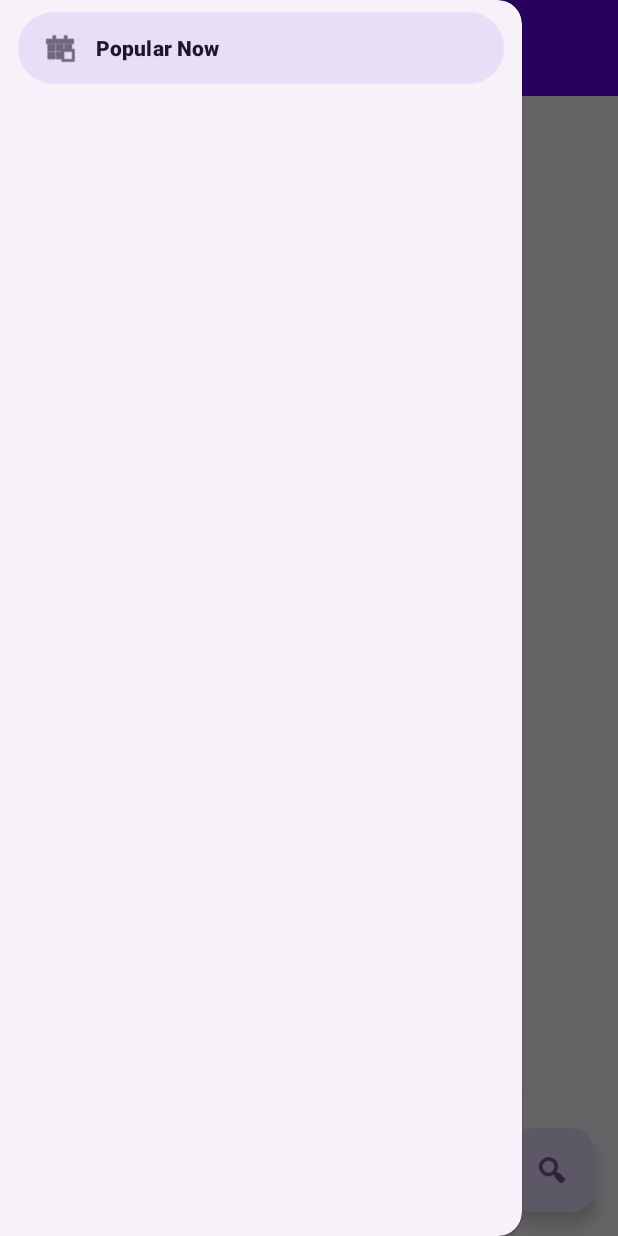
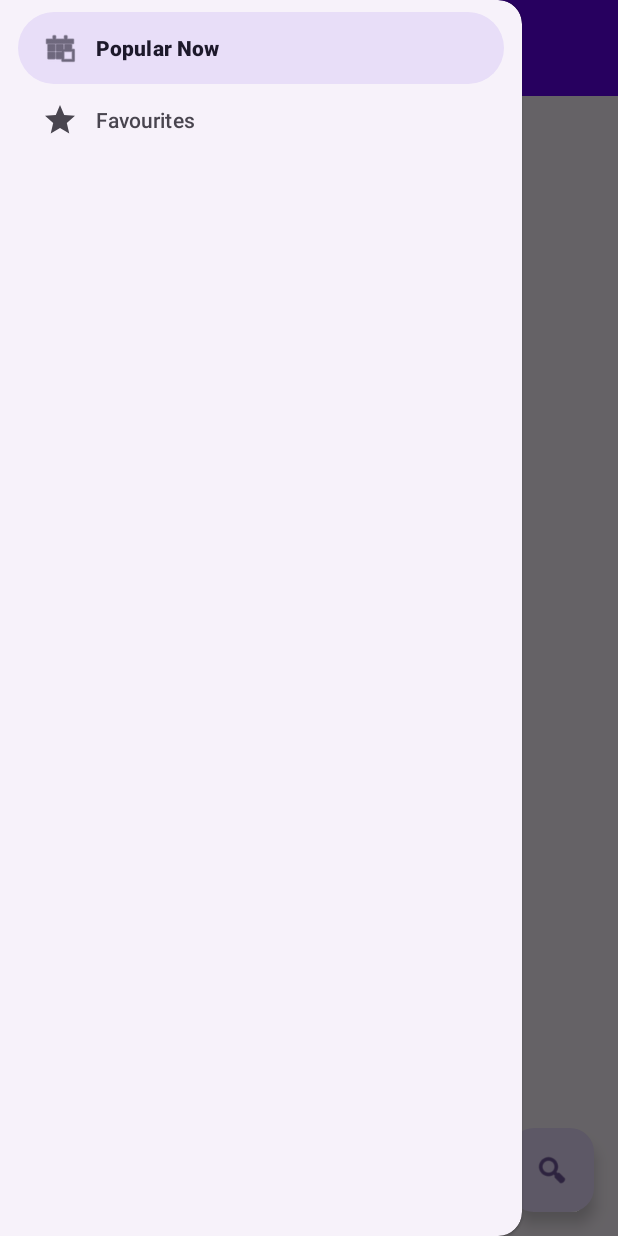
Before and after one commit to JuanVallejo96/AniRecord, an Android app: the screen it shows after launch (MainActivity), with the side drawer open, on a phone screen of 412 x 824 dp. Run offline under Robolectric (Android 15) with nearby library versions, the phone set to English and light mode, and no system bars; our stand-ins replace Dagger/Hilt's generated code, Picasso, navigation-ui; pictures from the network do not load; 1 statement that could not run was skipped.

Commit message:
Add favourites list

```diff
--- a/app/src/main/java/com/example/anirecord/data/entity/ShowEntity.kt
+++ b/app/src/main/java/com/example/anirecord/data/entity/ShowEntity.kt
@@ -10,6 +10,6 @@ data class ShowEntity(
     val showId: Int,
     val name: String,
     val cover: String,
-    val progress: Int,
-    val isFavourite: Boolean,
+    var progress: Int,
+    var isFavourite: Boolean,
 )
--- a/app/src/main/java/com/example/anirecord/domain/model/ShowDetailModel.kt
+++ b/app/src/main/java/com/example/anirecord/domain/model/ShowDetailModel.kt
@@ -16,7 +16,8 @@ data class ShowDetailModel(
     val year: Int?,
     val nextEpisode: ShowDetailQuery.NextAiringEpisode?,
     val characters: List<CharacterConnectionModel>,
-    val staff: List<ShowStaffListItemModel>
+    val staff: List<ShowStaffListItemModel>,
+    var isFavourite: Boolean = false,
 ) {
     val ratingString: String
         get() = (this.averageScore?.let { (it / 10).toString() } ?: "??") + " / 10"
--- a/app/src/main/java/com/example/anirecord/domain/repository/ShowRepository.kt
+++ b/app/src/main/java/com/example/anirecord/domain/repository/ShowRepository.kt
@@ -1,19 +1,24 @@
 package com.example.anirecord.domain.repository
 
+import androidx.lifecycle.LiveData
 import com.example.anirecord.domain.model.ShowDetailModel
 import com.example.anirecord.domain.model.ShowListItemModel
 import com.example.anirecord.graphql.type.MediaSeason
 
 interface ShowRepository {
+    suspend fun findById(id: Int): ShowDetailModel
+
     suspend fun getPopularOnSeason(
         year: Int,
         season: MediaSeason,
         page: Int,
     ): Pair<List<ShowListItemModel>, Boolean>?
 
-    suspend fun getShowById(id: Int): ShowDetailModel
+    fun getFavourites(): LiveData<List<ShowListItemModel>>
 
-    suspend fun getSearch(
+    suspend fun toggleFavourite(id: Int)
+
+    suspend fun searchByQuery(
         query: String,
         page: Int
     ): Pair<List<ShowListItemModel>, Boolean>?
--- a/app/src/main/java/com/example/anirecord/domain/usecase/GetShowDetailUseCase.kt
+++ b/app/src/main/java/com/example/anirecord/domain/usecase/GetShowDetailUseCase.kt
@@ -12,6 +12,6 @@ class GetShowDetailUseCaseImpl @Inject constructor(
     private val showRepository: ShowRepository
 ) : GetShowDetailUseCase {
     override suspend fun invoke(id: Int): ShowDetailModel {
-        return showRepository.getShowById(id)
+        return showRepository.findById(id)
     }
 }
--- a/app/src/main/java/com/example/anirecord/domain/usecase/SearchByNameUseCase.kt
+++ b/app/src/main/java/com/example/anirecord/domain/usecase/SearchByNameUseCase.kt
@@ -19,5 +19,5 @@ class SearchByNameUseCaseImpl @Inject constructor(
         query: String,
         page: Int,
     ): Pair<List<ShowListItemModel>, Boolean>? =
-        showRepository.getSearch(query, page)
+        showRepository.searchByQuery(query, page)
 }
--- a/app/src/main/java/com/example/anirecord/ui/home/SeriesListAdapter.kt
+++ b/app/src/main/java/com/example/anirecord/ui/adapters/SeriesListAdapter.kt
@@ -1,4 +1,4 @@
-package com.example.anirecord.ui.home
+package com.example.anirecord.ui.adapters
 
 import android.annotation.SuppressLint
 import android.view.LayoutInflater
@@ -13,7 +13,7 @@ class SeriesListAdapter(private val clickHandler: SeriesClickHandler) :
     private val items = mutableListOf<ShowListItemModel>()
 
     interface SeriesClickHandler {
-        fun onClick(show: ShowListItemModel)
+        fun onShowClick(show: ShowListItemModel)
     }
 
     class SeriesViewHolder(
@@ -22,7 +22,7 @@ class SeriesListAdapter(private val clickHandler: SeriesClickHandler) :
     ) : RecyclerView.ViewHolder(binding.root) {
         fun bind(item: ShowListItemModel) {
             binding.root.setOnClickListener {
-                clickHandler.onClick(item)
+                clickHandler.onShowClick(item)
             }
             binding.seriesTitle.text = item.name ?: "Unknown"
             Picasso.get().load(item.cover).into(binding.seriesCover)
--- a/app/src/main/java/com/example/anirecord/ui/home/HomeFragment.kt
+++ b/app/src/main/java/com/example/anirecord/ui/home/HomeFragment.kt
@@ -10,6 +10,7 @@ import androidx.navigation.fragment.findNavController
 import androidx.recyclerview.widget.LinearLayoutManager
 import com.example.anirecord.databinding.FragmentHomeBinding
 import com.example.anirecord.domain.model.ShowListItemModel
+import com.example.anirecord.ui.adapters.SeriesListAdapter
 import com.example.anirecord.ui.utils.InfiniteScrollListener
 import dagger.hilt.android.AndroidEntryPoint
 
@@ -43,7 +44,7 @@ class HomeFragment : Fragment(), SeriesListAdapter.SeriesClickHandler {
         return binding.root
     }
 
-    override fun onClick(show: ShowListItemModel) {
+    override fun onShowClick(show: ShowListItemModel) {
         findNavController().navigate(HomeFragmentDirections.navToDetail(show.id))
     }
 
--- a/app/src/main/java/com/example/anirecord/ui/search/SearchFragment.kt
+++ b/app/src/main/java/com/example/anirecord/ui/search/SearchFragment.kt
@@ -18,7 +18,7 @@ import androidx.recyclerview.widget.LinearLayoutManager
 import com.example.anirecord.R
 import com.example.anirecord.databinding.FragmentSearchBinding
 import com.example.anirecord.domain.model.ShowListItemModel
-import com.example.anirecord.ui.home.SeriesListAdapter
+import com.example.anirecord.ui.adapters.SeriesListAdapter
 import com.example.anirecord.ui.utils.InfiniteScrollListener
 import com.example.anirecord.ui.utils.Utils
 import dagger.hilt.android.AndroidEntryPoint
@@ -89,7 +89,7 @@ class SearchFragment : Fragment(), SeriesListAdapter.SeriesClickHandler {
         return binding.root
     }
 
-    override fun onClick(show: ShowListItemModel) {
+    override fun onShowClick(show: ShowListItemModel) {
         findNavController().navigate(SearchFragmentDirections.navToDetail(show.id))
     }
 
--- /dev/null
+++ b/app/src/main/res/drawable/star_filled_white.xml
@@ -0,0 +1,10 @@
+<vector android:height="24dp"
+    android:tint="#FFFFFF"
+    android:viewportHeight="24"
+    android:viewportWidth="24"
+    android:width="24dp"
+    xmlns:android="http://schemas.android.com/apk/res/android">
+    <path
+        android:fillColor="@android:color/white"
+        android:pathData="M12,17.27L18.18,21l-1.64,-7.03L22,9.24l-7.19,-0.61L12,2 9.19,8.63 2,9.24l5.46,4.73L5.82,21z" />
+</vector>
--- a/app/src/main/res/menu/activity_main_drawer.xml
+++ b/app/src/main/res/menu/activity_main_drawer.xml
@@ -8,5 +8,10 @@
             android:id="@+id/homeFragment"
             android:icon="@android:drawable/ic_menu_today"
             android:title="@string/label_home" />
+
+        <item
+            android:id="@+id/favouritesFragment"
+            android:icon="@drawable/star_filled_white"
+            android:title="@string/label_favourites" />
     </group>
 </menu>
--- a/app/src/main/res/values/strings.xml
+++ b/app/src/main/res/values/strings.xml
@@ -19,4 +19,6 @@
     <string name="as_character_label">as %1$s</string>
     <string name="empty_search">No results</string>
     <string name="start_search">Start searching</string>
+    <string name="label_favourites">Favourites</string>
+    <string name="label_empty_favourites">Favourites is empty</string>
 </resources>
```
Also changed, not shown: app/src/main/java/com/example/anirecord/di/UseCaseModule.kt (+7 -0 lines), app/src/main/java/com/example/anirecord/domain/model/extensions/ShowExtensions.kt (+9 -0 lines), app/src/main/java/com/example/anirecord/domain/repository/impl/ShowRepositoryImpl.kt (+29 -3 lines), app/src/main/java/com/example/anirecord/domain/usecase/GetFavouritesUseCase.kt (added, +16 -0 lines), app/src/main/java/com/example/anirecord/ui/favourites/FavouritesFragment.kt (added, +59 -0 lines), app/src/main/java/com/example/anirecord/ui/favourites/FavouritesViewModel.kt (added, +13 -0 lines), app/src/main/res/layout/fragment_favourites.xml (added, +30 -0 lines), app/src/main/res/navigation/nav_graph.xml (+12 -0 lines), 1 other file.
